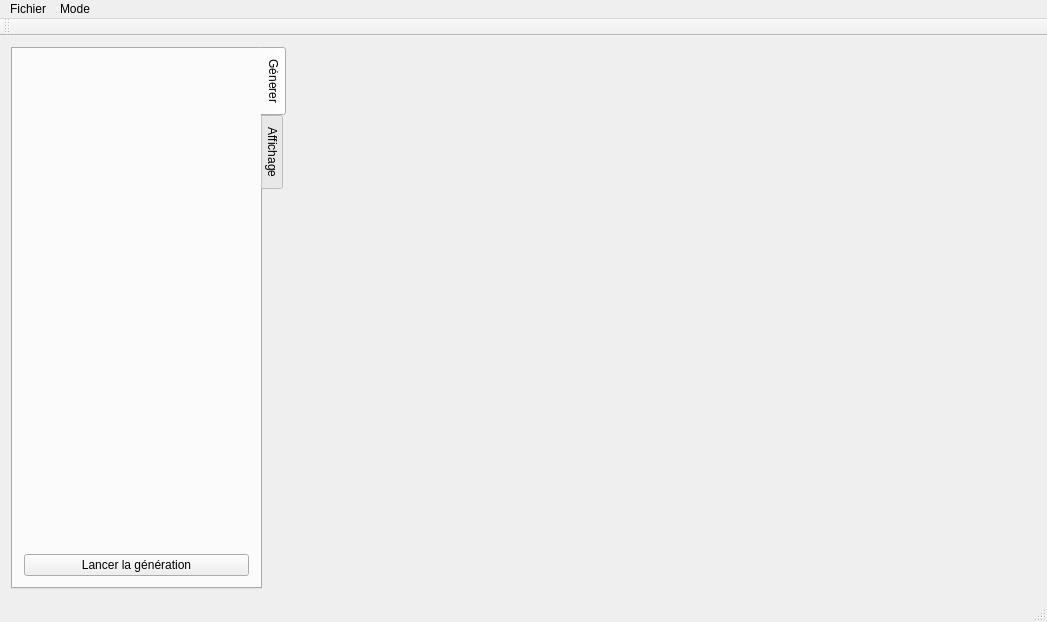
Before: the Qt Designer form modules/worldgui/mainwindow.ui in Bycob/world, drawn with Qt 5.
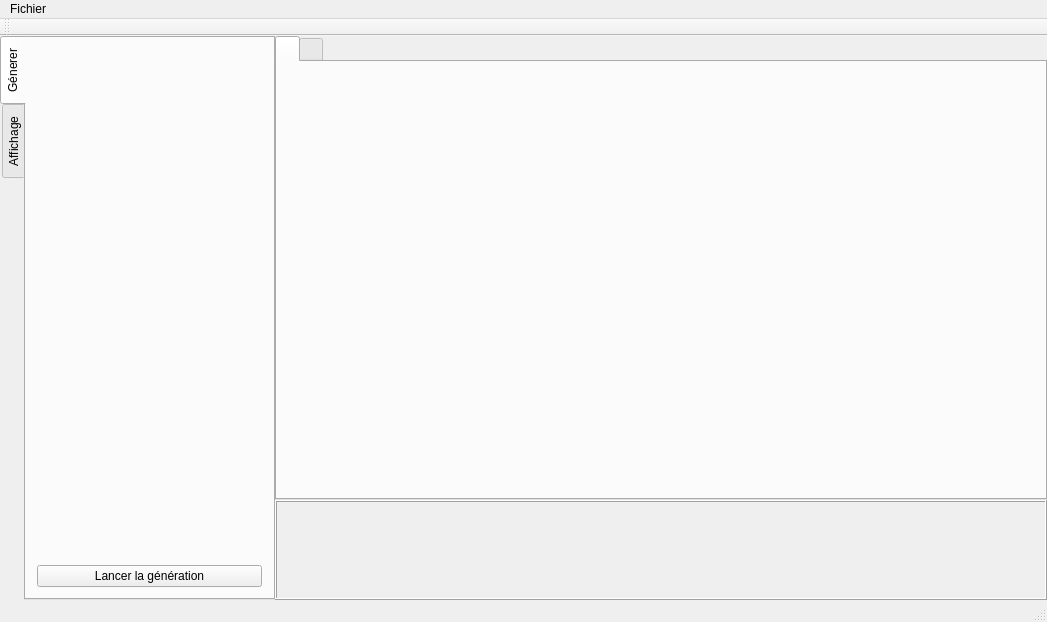
After: the same form once the commit is applied. The open tabs and pages were chosen to show the change. Icons and pictures are not drawn.

Commit message: Traitement des images par l'application Qt. Ajout d'élements dans l'interface graphique. Petite restructuration du code

Diff of the .ui file:
```diff
--- a/modules/worldgui/mainwindow.ui
+++ b/modules/worldgui/mainwindow.ui
@@ -15,6 +15,21 @@
   </property>
   <widget class="QWidget" name="centralWidget">
    <layout class="QHBoxLayout" name="horizontalLayout">
+    <property name="spacing">
+     <number>0</number>
+    </property>
+    <property name="leftMargin">
+     <number>0</number>
+    </property>
+    <property name="topMargin">
+     <number>0</number>
+    </property>
+    <property name="rightMargin">
+     <number>0</number>
+    </property>
+    <property name="bottomMargin">
+     <number>0</number>
+    </property>
     <item>
      <widget class="QTabWidget" name="sideTabs">
       <property name="sizePolicy">
@@ -30,7 +45,7 @@
        </size>
       </property>
       <property name="tabPosition">
-       <enum>QTabWidget::East</enum>
+       <enum>QTabWidget::West</enum>
       </property>
       <property name="currentIndex">
        <number>0</number>
@@ -82,7 +97,120 @@
      </widget>
     </item>
     <item>
-     <widget class="QWidget" name="rightPanel" native="true"/>
+     <layout class="QVBoxLayout" name="rightPanel">
+      <property name="spacing">
+       <number>0</number>
+      </property>
+      <item>
+       <widget class="QTabWidget" name="previewPanel">
+        <property name="sizePolicy">
+         <sizepolicy hsizetype="Preferred" vsizetype="Expanding">
+          <horstretch>0</horstretch>
+          <verstretch>0</verstretch>
+         </sizepolicy>
+        </property>
+        <property name="layoutDirection">
+         <enum>Qt::LeftToRight</enum>
+        </property>
+        <property name="tabPosition">
+         <enum>QTabWidget::North</enum>
+        </property>
+        <property name="tabShape">
+         <enum>QTabWidget::Rounded</enum>
+        </property>
+        <property name="currentIndex">
+         <number>1</number>
+        </property>
+        <property name="iconSize">
+         <size>
+          <width>32</width>
+          <height>32</height>
+         </size>
+        </property>
+        <property name="tabsClosable">
+         <bool>false</bool>
+        </property>
+        <property name="movable">
+         <bool>true</bool>
+        </property>
+        <widget class="QWidget" name="_3DTab">
+         <attribute name="icon">
+          <iconset resource="icons.qrc">
+           <normaloff>:/assets/3DView.png</normaloff>:/assets/3DView.png</iconset>
+         </attribute>
+         <attribute name="title">
+          <string/>
+         </attribute>
+         <layout class="QHBoxLayout" name="horizontalLayout_2">
+          <property name="spacing">
+           <number>6</number>
+          </property>
+          <property name="leftMargin">
+           <number>0</number>
+          </property>
+          <property name="topMargin">
+           <number>0</number>
+          </property>
+          <property name="rightMargin">
+           <number>0</number>
+          </property>
+          <property name="bottomMargin">
+           <number>0</number>
+          </property>
+          <item>
+           <widget class="QWidget" name="_3DPanel" native="true">
+            <property name="autoFillBackground">
+             <bool>false</bool>
+            </property>
+           </widget>
+          </item>
+         </layout>
+        </widget>
+        <widget class="QWidget" name="imageTab">
+         <attribute name="icon">
+          <iconset resource="icons.qrc">
+           <normaloff>:/assets/ImageView.png</normaloff>:/assets/ImageView.png</iconset>
+         </attribute>
+         <attribute name="title">
+          <string/>
+         </attribute>
+         <layout class="QHBoxLayout" name="horizontalLayout_3">
+          <property name="leftMargin">
+           <number>0</number>
+          </property>
+          <property name="topMargin">
+           <number>0</number>
+          </property>
+          <property name="rightMargin">
+           <number>0</number>
+          </property>
+          <property name="bottomMargin">
+           <number>0</number>
+          </property>
+          <item>
+           <widget class="QGraphicsView" name="imagePanel"/>
+          </item>
+         </layout>
+        </widget>
+       </widget>
+      </item>
+      <item>
+       <widget class="QFrame" name="nodeEditor">
+        <property name="minimumSize">
+         <size>
+          <width>0</width>
+          <height>100</height>
+         </size>
+        </property>
+        <property name="frameShape">
+         <enum>QFrame::Box</enum>
+        </property>
+        <property name="frameShadow">
+         <enum>QFrame::Raised</enum>
+        </property>
+       </widget>
+      </item>
+     </layout>
     </item>
    </layout>
   </widget>
@@ -105,13 +233,7 @@
     <addaction name="actionSauvegarder"/>
     <addaction name="actionEnregistrer_sous"/>
    </widget>
-   <widget class="QMenu" name="menuMode">
-    <property name="title">
-     <string>Mode</string>
-    </property>
-   </widget>
    <addaction name="menuWorldGui"/>
-   <addaction name="menuMode"/>
   </widget>
   <widget class="QToolBar" name="mainToolBar">
    <attribute name="toolBarArea">
```
Left out of the diff: 6 changed lines with no effect on the pictures. The commit also changes 13 other files.
